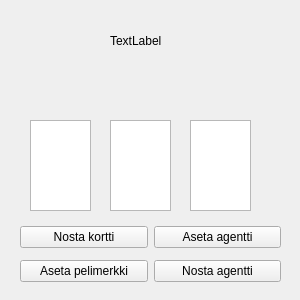
Qt form ElectionGame/Student/kaupunginosa.ui (elguitar/los-horos) before a commit.
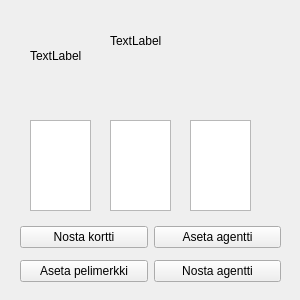
The same form after that commit.

Commit message: =korttipakkojen taustojen alustukselle funktio kirjoitettu.

The edit to the form file:
```diff
--- a/ElectionGame/Student/kaupunginosa.ui
+++ b/ElectionGame/Student/kaupunginosa.ui
@@ -99,15 +99,18 @@
     </item>
    </layout>
   </widget>
-  <widget class="QWidget" name="pakka" native="true">
+  <widget class="QLabel" name="pakka">
    <property name="geometry">
     <rect>
      <x>30</x>
-     <y>20</y>
+     <y>10</y>
      <width>61</width>
      <height>91</height>
     </rect>
    </property>
+   <property name="text">
+    <string>TextLabel</string>
+   </property>
   </widget>
  </widget>
  <resources/>
```
The commit also changes 2 other files.
